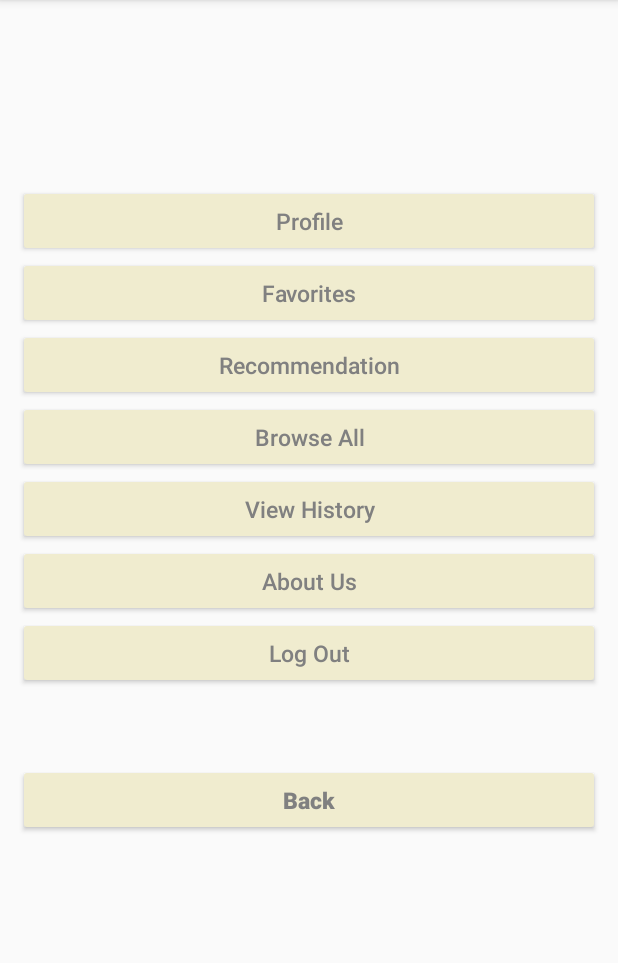
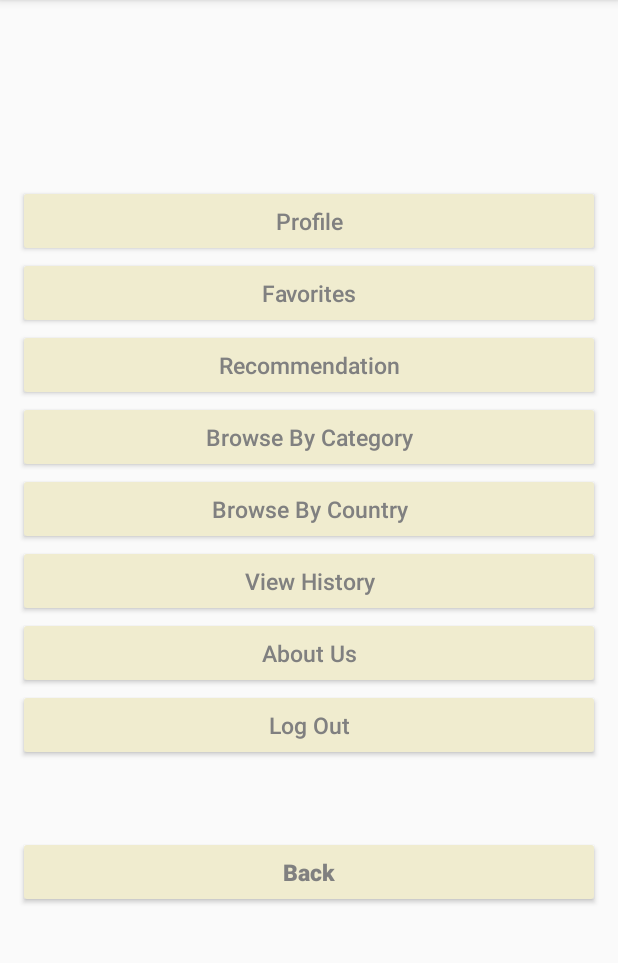
Before and after one commit to dennx2/android-cooking-app, an Android app: the activity_pg08_menu screen opened directly, with no data from a screen before it, on a phone screen of 412 x 824 dp, the part 84-1047 px from its top. Run offline under Robolectric (Android 15) with nearby library versions, the phone set to English and light mode, and no system bars; our stand-ins replace Firebase (no records; nobody signed in at launch, a user with empty details on screens opened directly).

Commit message:
final modifications,added country page in the sidemenu, and passed values from country and category page to search result page

```diff
--- a/app/src/main/java/com/codecrafters/cookingapp/MainActivity.java
+++ b/app/src/main/java/com/codecrafters/cookingapp/MainActivity.java
@@ -24,4 +24,5 @@ public class MainActivity extends AppCompatActivity {
             }
         }.start();
     }
+
 }
--- a/app/src/main/java/com/codecrafters/cookingapp/pg11_FoodCategoryActivity.java
+++ b/app/src/main/java/com/codecrafters/cookingapp/pg11_FoodCategoryActivity.java
@@ -38,7 +38,8 @@ public class pg11_FoodCategoryActivity extends AppCompatActivity {
         Intent i = new Intent(this, pg10_SearchResultActivity.class);
 
         // Send data along with the Intent to the destination
-        i.putExtra("recipes", recipeList);
+//        i.putExtra("recipes", recipeList);
+        i.putExtra("searchKeywordFromLanding", "All-Categories");
 
         // Start the activity with the explicit intent
         if (i.resolveActivity(getPackageManager()) != null) {
--- a/app/src/main/res/layout/activity_pg08_menu.xml
+++ b/app/src/main/res/layout/activity_pg08_menu.xml
@@ -60,7 +60,7 @@
         android:id="@+id/browseAllButton"
         android:layout_width="0dp"
         android:layout_height="wrap_content"
-        android:text="Browse All"
+        android:text="Browse By Category"
         android:textSize="15sp"
         android:backgroundTint="#F0ECCF"
         android:textColor="#808080"
@@ -71,6 +71,21 @@
         android:onClick="goBrowseAll"/>
 
     <Button
+        android:id="@+id/browseByCountry"
+        android:layout_width="0dp"
+        android:layout_height="wrap_content"
+        android:text="Browse By Country"
+        android:textSize="15sp"
+        android:backgroundTint="#F0ECCF"
+        android:textColor="#808080"
+        android:textAllCaps="false"
+        app:layout_constraintTop_toBottomOf="@id/browseAllButton"
+        app:layout_constraintStart_toStartOf="parent"
+        app:layout_constraintEnd_toEndOf="parent"
+        android:onClick="getBrowseCountry"/>
+
+
+    <Button
         android:id="@+id/viewHistoryButton"
         android:layout_width="0dp"
         android:layout_height="wrap_content"
@@ -79,7 +94,7 @@
         android:backgroundTint="#F0ECCF"
         android:textColor="#808080"
         android:textAllCaps="false"
-        app:layout_constraintTop_toBottomOf="@id/browseAllButton"
+        app:layout_constraintTop_toBottomOf="@id/browseByCountry"
         app:layout_constraintStart_toStartOf="parent"
         app:layout_constraintEnd_toEndOf="parent"
         android:onClick="viewHistory"/>
```
Also changed, not shown: app/src/main/java/com/codecrafters/cookingapp/activity_pg08_menu.java (+7 -0 lines), app/src/main/java/com/codecrafters/cookingapp/pg12_CountryCategoryActivity.java (+7 -5 lines).
